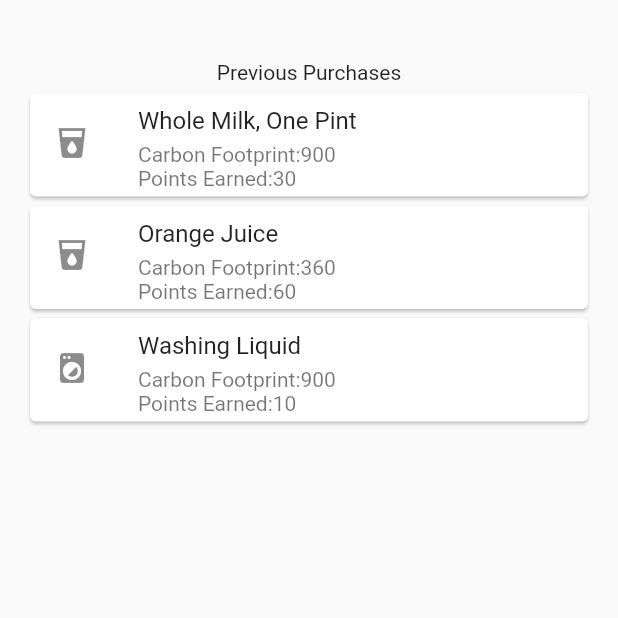
After one commit to geraldspacelim/green_scanner, a Flutter app: the History screen opened directly, on a phone screen of 412 x 824 dp, the top half of it. The commit adds this screen. Run offline on Flutter 3.47's test engine with Material 2 defaults, Android fonts, the phone set to English and light mode, and no system bars.

Commit message:
history and rewards page

```diff
--- a/lib/main.dart
+++ b/lib/main.dart
@@ -1,6 +1,7 @@
 import 'package:flutter/material.dart';
 import 'package:green_scanner/home.dart';
 import 'package:green_scanner/login.dart';
+import 'package:green_scanner/screens/history/history.dart';
 
 void main() {
   runApp(MyApp());
--- /dev/null
+++ b/lib/screens/history/history.dart
@@ -0,0 +1,31 @@
+import 'package:flutter/material.dart';
+import 'package:green_scanner/screens/history/historylist.dart';
+
+class History extends StatefulWidget {
+  @override
+  _HistoryState createState() => _HistoryState();
+}
+
+class _HistoryState extends State<History> {
+  @override
+  Widget build(BuildContext context) {
+    return Scaffold(
+      body: Column(
+        crossAxisAlignment: CrossAxisAlignment.center,
+        children: <Widget> [
+          SizedBox(height: 40),
+          Text("Previous Purchases"),
+          HistoryList(),
+        ]
+      ),
+    );
+  }
+}
+
+class Purchase {
+  final String item;
+  final int carbonFootprint;
+  final int pointsEarned;
+  final Icon image;
+  Purchase({this.item, this.carbonFootprint, this.pointsEarned, this.image});
+}
--- /dev/null
+++ b/lib/screens/history/historylist.dart
@@ -0,0 +1,28 @@
+import 'package:flutter/material.dart';
+import 'package:green_scanner/screens/history/history.dart';
+import 'package:green_scanner/screens/history/historytile.dart';
+
+class HistoryList extends StatefulWidget {
+  @override
+  _HistoryListState createState() => _HistoryListState();
+}
+
+class _HistoryListState extends State<HistoryList> {
+  @override
+  Widget build(BuildContext context) {
+    // List of rewards
+    List<Purchase> purchases = [
+      new Purchase(item: "Whole Milk, One Pint", carbonFootprint: 900, pointsEarned: 30, image: Icon(Icons.local_drink)),
+      new Purchase(item: "Orange Juice", carbonFootprint: 360, pointsEarned: 60, image: Icon(Icons.local_drink)),
+      new Purchase(item: "Washing Liquid", carbonFootprint: 900, pointsEarned: 10, image: Icon(Icons.local_laundry_service)),
+    ];
+
+    return ListView.builder(
+      shrinkWrap: true,
+      itemCount: purchases.length,
+      itemBuilder: (context, index) {
+        return HistoryTile(purchase: purchases[index]);
+      },
+    );
+  }
+}
--- /dev/null
+++ b/lib/screens/history/historytile.dart
@@ -0,0 +1,42 @@
+import 'package:flutter/material.dart';
+import 'package:green_scanner/screens/history/history.dart';
+
+class HistoryTile extends StatefulWidget {
+
+  final Purchase purchase;
+  HistoryTile({this.purchase});
+
+  @override
+  _HistoryTileState createState() => _HistoryTileState();
+}
+
+class _HistoryTileState extends State<HistoryTile> {
+  @override
+  Widget build(BuildContext context) {
+    return Padding(
+      padding: EdgeInsets.only(top: 0),
+      child: Card(
+        margin: EdgeInsets.fromLTRB(20.0, 6.0, 20.0, 0.0),
+        child: Column(
+          mainAxisSize: MainAxisSize.min,
+          children: <Widget> [
+            SizedBox(height: 5,),
+            ListTile(
+              leading: widget.purchase.image,
+              title: Text(widget.purchase.item),
+              subtitle: Column(
+                crossAxisAlignment: CrossAxisAlignment.start,
+                children: <Widget>[
+                  SizedBox(height: 5),
+                  Text("Carbon Footprint:"+widget.purchase.carbonFootprint.toString()),
+                  Text("Points Earned:"+widget.purchase.pointsEarned.toString()),
+                ],
+              ),
+
+            ),
+          ]
+        ),
+      )
+    );
+  }
+}
```
Also changed, not shown: lib/screens/rewards/rewards.dart (added, +39 -0 lines), lib/screens/rewards/rewardslist.dart (added, +29 -0 lines), lib/screens/rewards/rewardstile.dart (added, +36 -0 lines), lib/history.dart (deleted), lib/rewards.dart (deleted).
